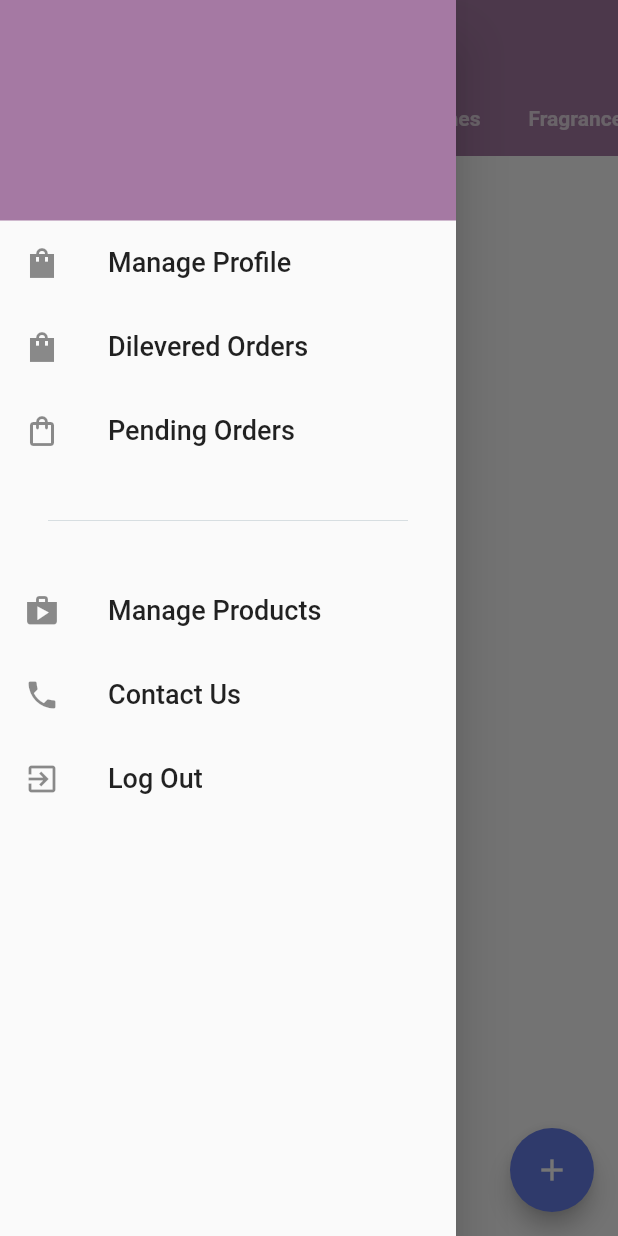
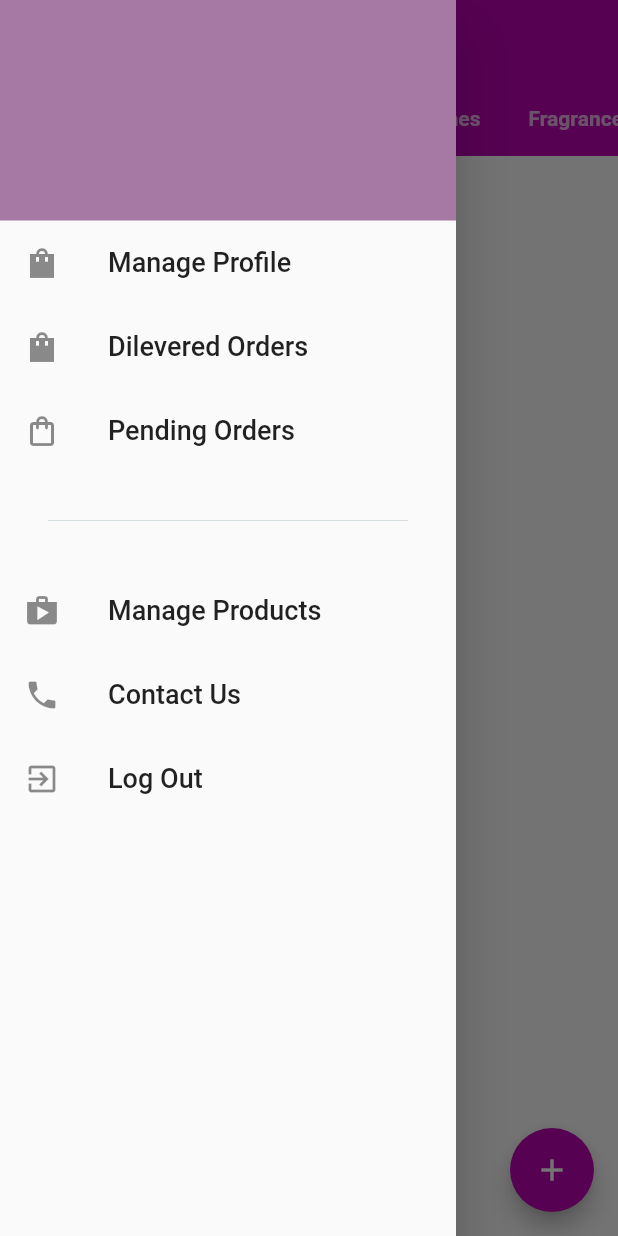
Before and after one commit to Abdullah0322/FYP_v1, a Flutter app: the ManageProducts screen opened directly, with the side drawer open, on a phone screen of 412 x 824 dp. Run offline on Flutter 3.47's test engine with Material 2 defaults, Android fonts, the phone set to English and light mode, and no system bars; our stand-ins replace animated_bottom_navigation_bar, cached_network_image, carousel_slider, cloud_firestore, curved_navigation_bar, dropdown_formfield and 16 more; missing offline and left inert: flutter_animated_dialog, grouped_buttons; accounts and stored records are empty; Roboto replaces fonts that are missing (Segoe).

Commit message:
Update ManageProducts.dart

```diff
--- a/clickandpick/lib/SellerDashboard/ManageProducts.dart
+++ b/clickandpick/lib/SellerDashboard/ManageProducts.dart
@@ -240,7 +240,7 @@ class _ManageProductsState extends State<ManageProducts>
               key: scaffoldKey,
               backgroundColor: Color(0xFFFFFFFF),
               appBar: AppBar(
-                backgroundColor: Color(0xFFA579A3),
+                backgroundColor: Color(0xFFBB03B2),
                 title: Text(
                   'Products',
                   style: TextStyle(
@@ -1546,7 +1546,7 @@ class _ManageProductsState extends State<ManageProducts>
                     });
                   });
                 },
-                backgroundColor: Color.fromRGBO(102, 126, 234, 1),
+                backgroundColor: Color(0xFFBB03B2),
                 child: Icon(Icons.add),
                 heroTag: Text('Add Product'),
               ),
```
